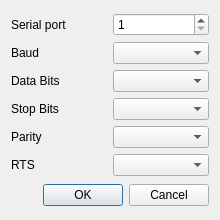
The window that forms/settingsmodbusrtu.ui (ExplorerOL/QModbusExplorer) describes before a commit, drawn with Qt 5.
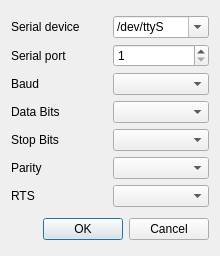
The same window after the commit. Icons and pictures are not drawn.

Commit message: Add serial dev (ttySx, ttyUSBx ...) only for Linux Hosts

What changed in the file:
```diff
--- a/forms/settingsmodbusrtu.ui
+++ b/forms/settingsmodbusrtu.ui
@@ -7,13 +7,13 @@
     <x>0</x>
     <y>0</y>
     <width>220</width>
-    <height>220</height>
+    <height>256</height>
    </rect>
   </property>
   <property name="minimumSize">
    <size>
     <width>220</width>
-    <height>220</height>
+    <height>256</height>
    </size>
   </property>
   <property name="maximumSize">
@@ -35,7 +35,7 @@
   <layout class="QVBoxLayout" name="verticalLayout">
    <item>
     <layout class="QGridLayout" name="gridLayout">
-     <item row="0" column="0">
+     <item row="1" column="0">
       <widget class="QLabel" name="lblPort">
        <property name="minimumSize">
         <size>
@@ -51,7 +51,120 @@
        </property>
       </widget>
      </item>
-     <item row="1" column="1">
+     <item row="5" column="0">
+      <widget class="QLabel" name="lblParity">
+       <property name="text">
+        <string>Parity</string>
+       </property>
+       <property name="alignment">
+        <set>Qt::AlignLeading|Qt::AlignLeft|Qt::AlignVCenter</set>
+       </property>
+       <property name="buddy">
+        <cstring>cmbParity</cstring>
+       </property>
+      </widget>
+     </item>
+     <item row="4" column="1">
+      <widget class="QComboBox" name="cmbStopBits">
+       <property name="currentIndex">
+        <number>-1</number>
+       </property>
+       <item>
+        <property name="text">
+         <string notr="true">1</string>
+        </property>
+       </item>
+       <item>
+        <property name="text">
+         <string notr="true">1.5</string>
+        </property>
+       </item>
+       <item>
+        <property name="text">
+         <string notr="true">2</string>
+        </property>
+       </item>
+      </widget>
+     </item>
+     <item row="5" column="1">
+      <widget class="QComboBox" name="cmbParity">
+       <property name="currentIndex">
+        <number>-1</number>
+       </property>
+       <item>
+        <property name="text">
+         <string>None</string>
+        </property>
+       </item>
+       <item>
+        <property name="text">
+         <string>Odd</string>
+        </property>
+       </item>
+       <item>
+        <property name="text">
+         <string>Even</string>
+        </property>
+       </item>
+      </widget>
+     </item>
+     <item row="6" column="1">
+      <widget class="QComboBox" name="cmbRTS"/>
+     </item>
+     <item row="4" column="0">
+      <widget class="QLabel" name="lblStopBits">
+       <property name="text">
+        <string>Stop Bits</string>
+       </property>
+       <property name="alignment">
+        <set>Qt::AlignLeading|Qt::AlignLeft|Qt::AlignVCenter</set>
+       </property>
+       <property name="buddy">
+        <cstring>cmbStopBits</cstring>
+       </property>
+      </widget>
+     </item>
+     <item row="6" column="0">
+      <widget class="QLabel" name="lblRTS">
+       <property name="text">
+        <string notr="true">RTS</string>
+       </property>
+       <property name="alignment">
+        <set>Qt::AlignLeading|Qt::AlignLeft|Qt::AlignVCenter</set>
+       </property>
+      </widget>
+     </item>
+     <item row="3" column="0">
+      <widget class="QLabel" name="lblDataBits">
+       <property name="text">
+        <string>Data Bits</string>
+       </property>
+       <property name="alignment">
+        <set>Qt::AlignLeading|Qt::AlignLeft|Qt::AlignVCenter</set>
+       </property>
+       <property name="buddy">
+        <cstring>cmbDataBits</cstring>
+       </property>
+      </widget>
+     </item>
+     <item row="3" column="1">
+      <widget class="QComboBox" name="cmbDataBits">
+       <property name="currentIndex">
+        <number>-1</number>
+       </property>
+       <item>
+        <property name="text">
+         <string notr="true">7</string>
+        </property>
+       </item>
+       <item>
+        <property name="text">
+         <string notr="true">8</string>
+        </property>
+       </item>
+      </widget>
+     </item>
+     <item row="2" column="1">
       <widget class="QComboBox" name="cmbBaud">
        <property name="currentIndex">
         <number>-1</number>
@@ -138,133 +251,7 @@
        </item>
       </widget>
      </item>
-     <item row="1" column="0">
-      <widget class="QLabel" name="lblBaud">
-       <property name="text">
-        <string>Baud</string>
-       </property>
-       <property name="alignment">
-        <set>Qt::AlignLeading|Qt::AlignLeft|Qt::AlignVCenter</set>
-       </property>
-       <property name="buddy">
-        <cstring>cmbBaud</cstring>
-       </property>
-      </widget>
-     </item>
-     <item row="2" column="0">
-      <widget class="QLabel" name="lblDataBits">
-       <property name="text">
-        <string>Data Bits</string>
-       </property>
-       <property name="alignment">
-        <set>Qt::AlignLeading|Qt::AlignLeft|Qt::AlignVCenter</set>
-       </property>
-       <property name="buddy">
-        <cstring>cmbDataBits</cstring>
-       </property>
-      </widget>
-     </item>
-     <item row="2" column="1">
-      <widget class="QComboBox" name="cmbDataBits">
-       <property name="currentIndex">
-        <number>-1</number>
-       </property>
-       <item>
-        <property name="text">
-         <string notr="true">7</string>
-        </property>
-       </item>
-       <item>
-        <property name="text">
-         <string notr="true">8</string>
-        </property>
-       </item>
-      </widget>
-     </item>
-     <item row="3" column="0">
-      <widget class="QLabel" name="lblStopBits">
-       <property name="text">
-        <string>Stop Bits</string>
-       </property>
-       <property name="alignment">
-        <set>Qt::AlignLeading|Qt::AlignLeft|Qt::AlignVCenter</set>
-       </property>
-       <property name="buddy">
-        <cstring>cmbStopBits</cstring>
-       </property>
-      </widget>
-     </item>
-     <item row="3" column="1">
-      <widget class="QComboBox" name="cmbStopBits">
-       <property name="currentIndex">
-        <number>-1</number>
-       </property>
-       <item>
-        <property name="text">
-         <string notr="true">1</string>
-        </property>
-       </item>
-       <item>
-        <property name="text">
-         <string notr="true">1.5</string>
-        </property>
-       </item>
-       <item>
-        <property name="text">
-         <string notr="true">2</string>
-        </property>
-       </item>
-      </widget>
-     </item>
-     <item row="4" column="0">
-      <widget class="QLabel" name="lblParity">
-       <property name="text">
-        <string>Parity</string>
-       </property>
-       <property name="alignment">
-        <set>Qt::AlignLeading|Qt::AlignLeft|Qt::AlignVCenter</set>
-       </property>
-       <property name="buddy">
-        <cstring>cmbParity</cstring>
-       </property>
-      </widget>
-     </item>
-     <item row="4" column="1">
-      <widget class="QComboBox" name="cmbParity">
-       <property name="currentIndex">
-        <number>-1</number>
-       </property>
-       <item>
-        <property name="text">
-         <string>None</string>
-        </property>
-       </item>
-       <item>
-        <property name="text">
-         <string>Odd</string>
-        </property>
-       </item>
-       <item>
-        <property name="text">
-         <string>Even</string>
-        </property>
-       </item>
-      </widget>
-     </item>
-     <item row="5" column="0">
-      <widget class="QLabel" name="lblRTS">
-       <property name="text">
-        <string notr="true">RTS</string>
-       </property>
-       <property name="alignment">
-        <set>Qt::AlignLeading|Qt::AlignLeft|Qt::AlignVCenter</set>
-       </property>
-      </widget>
-     </item>
-     <item row="5" column="1">
-      <widget class="QComboBox" name="cmbRTS"/>
-     </item>
-     <item row="0" column="1">
+     <item row="1" column="1">
       <widget class="QSpinBox" name="sbPort">
        <property name="minimum">
         <number>1</number>
@@ -274,6 +261,43 @@
        </property>
       </widget>
      </item>
+     <item row="2" column="0">
+      <widget class="QLabel" name="lblBaud">
+       <property name="text">
+        <string>Baud</string>
+       </property>
+       <property name="alignment">
+        <set>Qt::AlignLeading|Qt::AlignLeft|Qt::AlignVCenter</set>
+       </property>
+       <property name="buddy">
+        <cstring>cmbBaud</cstring>
+       </property>
+      </widget>
+     </item>
+     <item row="0" column="0">
+      <widget class="QLabel" name="lblDev">
+       <property name="text">
+        <string>Serial device</string>
+       </property>
+      </widget>
+     </item>
+     <item row="0" column="1">
+      <widget class="QComboBox" name="cmbDev">
+       <property name="editable">
+        <bool>true</bool>
+       </property>
+       <item>
+        <property name="text">
+         <string>/dev/ttyS</string>
+        </property>
+       </item>
+       <item>
+        <property name="text">
+         <string>/dev/ttyUSB</string>
+        </property>
+       </item>
+      </widget>
+     </item>
     </layout>
    </item>
    <item>
```
The commit also changes 3 other files.
